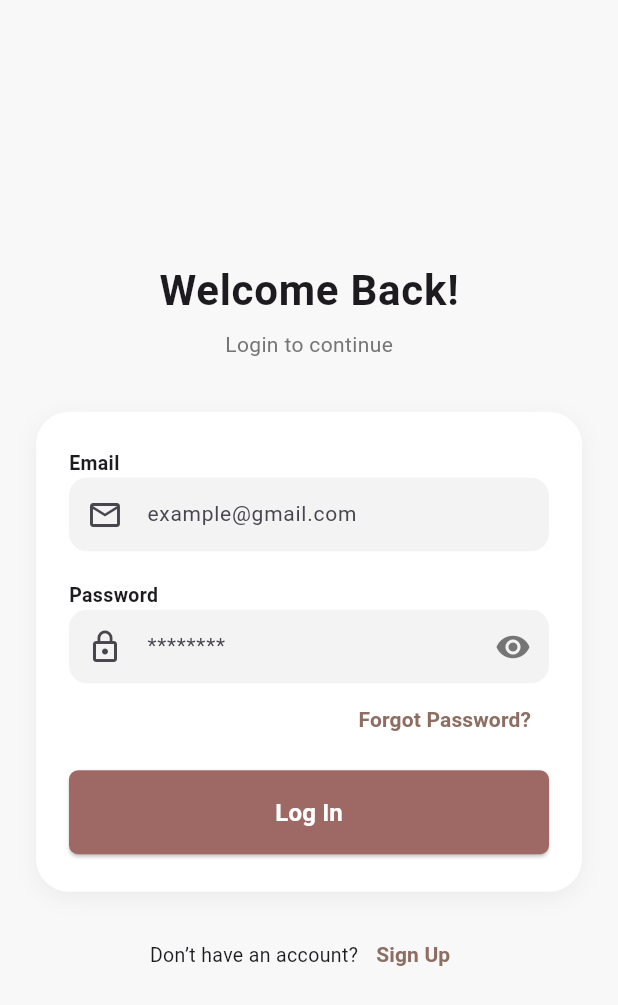
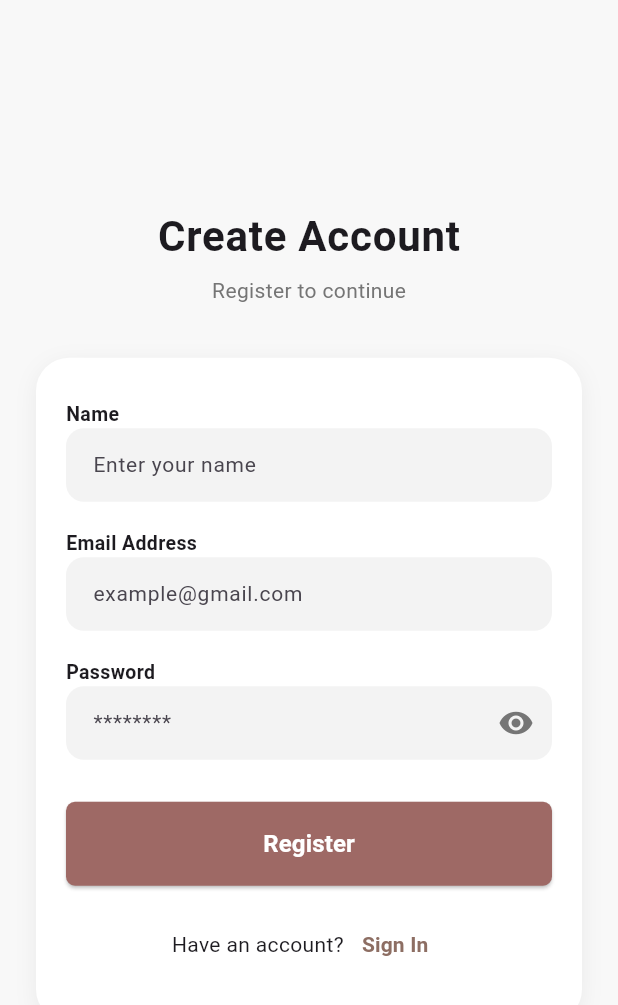
Before and after one commit to zahraakthh12/ppkd_zahra, a Flutter app: the screen it shows after launch, on a phone screen of 412 x 824 dp. Shown: the top 1005 px of the screen. Run offline on Flutter 3.47's test engine with Material 3 defaults, Android fonts, the phone set to English and light mode, and no system bars; our stand-ins replace cloud_firestore, curved_navigation_bar, delightful_toast, firebase_auth, firebase_core, fluttertoast and 2 more; accounts and stored records are empty.

Commit message:
Day 39 - Firebase

```diff
--- a/lib/Tugas6Flutter/app_color.dart
+++ b/lib/Tugas6Flutter/app_color.dart
@@ -7,4 +7,20 @@ class AppColor{
   static const Color whiteFF = Color(0xFFFFFFFF);
   static const Color greywh = Color(0xFFBEBEBE);
   static Color greywhh = const Color.fromARGB(255, 219, 218, 218);
+  static const Color black = Color(0xFF000000);
+  static const Color white = Color(0xFFFFFFFF);
+  static const Color bg1 = Color(0xFFC1A586);
+  static const Color bg2 = Color(0xFFDBC5B1);
+  static const Color bg3 = Color(0xFFEEE4DC);
+  static const Color bg4 = Color(0xFFE0D2C3);
+  static const Color shape1 = Color(0xFFCDE1D5);
+  static const Color shape2 = Color(0xFFE2D6E8);
+  static const Color shape3 = Color(0xFFF2D2EB);
+  static const Color shape4 = Color(0xFF6F353D);
+  static const Color shape5 = Color(0xFF965666);
+  static const Color shape6 = Color(0xFFA69786);
+  static const Color shape7 = Color(0xFFEEECDA); // hijau
+  static const Color shape8 = Color(0xFFD9D9D9); // profil hewan
+  static const Color shape9 = Color(0xFFFAF5F5);
+  static const Color text1 = Color(0xFF5D0F1A);
 }
--- /dev/null
+++ b/lib/day_39/models/user_firebase_model.dart
@@ -0,0 +1,42 @@
+import 'dart:convert';
+
+// ignore_for_file: public_member_api_docs, sort_constructors_first
+class UserFirebaseModel {
+  String? uid;
+  String? name;
+  String? email;
+  String? createdAt;
+  String? updateAt;
+  UserFirebaseModel({
+    this.uid,
+    this.name,
+    this.email,
+    this.createdAt,
+    this.updateAt,
+  });
+
+  Map<String, dynamic> toMap() {
+    return <String, dynamic>{
+      'uid': uid,
+      'name': name,
+      'email': email,
+      'createdAt': createdAt,
+      'updateAt': updateAt,
+    };
+  }
+
+  factory UserFirebaseModel.fromMap(Map<String, dynamic> map) {
+    return UserFirebaseModel(
+      uid: map['uid'] != null ? map['uid'] as String : null,
+      name: map['name'] != null ? map['name'] as String : null,
+      email: map['email'] != null ? map['email'] as String : null,
+      createdAt: map['createdAt'] != null ? map['createdAt'] as String : null,
+      updateAt: map['updateAt'] != null ? map['updateAt'] as String : null,
+    );
+  }
+
+  String toJson() => json.encode(toMap());
+
+  factory UserFirebaseModel.fromJson(String source) =>
+      UserFirebaseModel.fromMap(json.decode(source) as Map<String, dynamic>);
+}
--- /dev/null
+++ b/lib/day_39/service/firebase.dart
@@ -0,0 +1,57 @@
+import 'package:cloud_firestore/cloud_firestore.dart';
+import 'package:firebase_auth/firebase_auth.dart';
+import 'package:ppkd_zahra/Day_39/models/user_firebase_model.dart';
+
+class FirebaseService {
+  static final FirebaseAuth auth = FirebaseAuth.instance;
+  static final FirebaseFirestore firestore = FirebaseFirestore.instance;
+
+  static Future<UserFirebaseModel> registerUser({
+    required String email,
+    required String name,
+    required String password,
+  }) async {
+    final cred = await auth.createUserWithEmailAndPassword(
+      email: email,
+      password: password,
+    );
+    final user = cred.user!;
+    final model = UserFirebaseModel(
+      uid: user.uid,
+      name: name,
+      email: email,
+      createdAt: DateTime.now().toIso8601String(),
+      updateAt: DateTime.now().toIso8601String(),
+    );
+    await firestore.collection('users').doc(user.uid).set(model.toMap());
+    return model;
+  }
+
+  static Future<UserFirebaseModel?> loginUser({
+    required String email,
+    required String password,
+  }) async {
+    try {
+      final cred = await auth.signInWithEmailAndPassword(
+        email: email,
+        password: password,
+      );
+      final user = cred.user;
+      if (user == null) return null;
+      final snap = await firestore.collection('users').doc(user.uid).get();
+      if (!snap.exists) return null;
+      return UserFirebaseModel.fromMap({'uid': user.uid, ...snap.data()!});
+    } on FirebaseAuthException catch (e) {
+      // handle credential error → return null, biar UI bisa "Email/password salah"
+      if (e.code == 'invalid-credential' ||
+          e.code == 'wrong-password' ||
+          e.code == 'user-not-found') {
+        return null;
+      }
+
+      // kalau error lain (network, too-many-requests, dll) boleh kamu log
+      print('FirebaseAuthException: ${e.code} - ${e.message}');
+      rethrow; // biar ketauan saat debug
+    }
+  }
+}
--- /dev/null
+++ b/lib/day_39/views/register_screen.dart
@@ -0,0 +1,250 @@
+import 'package:flutter/material.dart';
+import 'package:fluttertoast/fluttertoast.dart';
+import 'package:ppkd_zahra/Day_39/models/user_firebase_model.dart';
+import 'package:ppkd_zahra/Tugas15Flutter/extensions/navigation.dart';
+import 'package:ppkd_zahra/Tugas15Flutter/models/regist_model.dart';
+import 'package:ppkd_zahra/Tugas15Flutter/preferences/preference_handler.dart';
+import 'package:ppkd_zahra/Tugas15Flutter/service/api.dart';
+
+import 'package:ppkd_zahra/Tugas15Flutter/widgets/login_button.dart';
+import 'package:ppkd_zahra/day_39/service/firebase.dart';
+import 'package:ppkd_zahra/day_39/views/login_screen.dart';
+
+class RegisterScreenDay33 extends StatefulWidget {
+  const RegisterScreenDay33({super.key});
+  static const id = "/register_day33";
+
+  @override
+  State<RegisterScreenDay33> createState() => _RegisterScreenDay33State();
+}
+
+class _RegisterScreenDay33State extends State<RegisterScreenDay33> {
+  final emailController = TextEditingController();
+  final passwordController = TextEditingController();
+  final nameController = TextEditingController();
+
+  bool isVisibility = false;
+  bool isLoading = false;
+
+  UserFirebaseModel user = UserFirebaseModel();
+  final _formKey = GlobalKey<FormState>();
+
+  @override
+  Widget build(BuildContext context) {
+    return Scaffold(
+      backgroundColor: const Color(0xffF8F8F8),
+      body: SafeArea(
+        child: Center(
+          child: SingleChildScrollView(
+            child: Padding(
+              padding: const EdgeInsets.symmetric(horizontal: 24),
+              child: Column(
+                children: [
+                  const SizedBox(height: 20),
+
+                  /// --- TITLE ---
+                  const Text(
+                    "Create Account",
+                    style: TextStyle(
+                      fontSize: 28,
+                      fontWeight: FontWeight.w700,
+                      letterSpacing: 0.5,
+                    ),
+                  ),
+                  const SizedBox(height: 6),
+                  Text(
+                    "Register to continue",
+                    style: TextStyle(fontSize: 14, color: Colors.grey.shade600),
+                  ),
+                  const SizedBox(height: 35),
+
+                  /// --- CARD REGISTER ---
+                  Container(
+                    padding: const EdgeInsets.symmetric(
+                      vertical: 28,
+                      horizontal: 20,
+                    ),
+                    decoration: BoxDecoration(
+                      color: Colors.white,
+                      borderRadius: BorderRadius.circular(22),
+                      boxShadow: [
+                        BoxShadow(
+                          color: Colors.black.withOpacity(0.06),
+                          blurRadius: 12,
+                          offset: const Offset(0, 4),
+                        ),
+                      ],
+                    ),
+                    child: Form(
+                      key: _formKey,
+                      child: Column(
+                        children: [
+                          buildTitle("Name"),
+                          buildInput(
+                            controller: nameController,
+                            hint: "Enter your name",
+                            validator: (value) {
+                              if (value == null || value.isEmpty) {
+                                return "Name tidak boleh kosong";
+                              }
+                              return null;
+                            },
+                          ),
+
+                          const SizedBox(height: 18),
+
+                          buildTitle("Email Address"),
+                          buildInput(
+                            controller: emailController,
+                            hint: "example@gmail.com",
+                            validator: (value) {
+                              if (value == null || value.isEmpty) {
+                                return "Email tidak boleh kosong";
+                              }
+                              if (!value.contains("@")) {
+                                return "Email tidak valid";
+                              }
+                              if (!RegExp(
+                                r"^[a-zA-Z0-9_.+-]+@[a-zA-Z0-9-]+\.[a-zA-Z0-9-.]+$",
+                              ).hasMatch(value)) {
+                                return "Format Email tidak valid";
+                              }
+                              return null;
+                            },
+                          ),
+
+                          const SizedBox(height: 18),
+
+                          buildTitle("Password"),
+                          buildInput(
+                            controller: passwordController,
+                            hint: "********",
+                            isPassword: true,
+                            validator: (value) {
+                              if (value == null || value.isEmpty) {
+                                return "Password tidak boleh kosong";
+                              }
+                              if (value.length < 6) {
+                                return "Password minimal 6 karakter";
+                              }
+                              return null;
+                            },
+                          ),
+
+                          const SizedBox(height: 28),
+
+                          /// --- REGISTER BUTTON ---
+                          LoginButton(
+                            text: "Register",
+                            isLoading: isLoading,
+                            onPressed: registerUser,
+                          ),
+
+                          const SizedBox(height: 15),
+
+                          /// --- ALREADY HAVE ACCOUNT ---
+                          Row(
+                            mainAxisAlignment: MainAxisAlignment.center,
+                            children: [
+                              const Text("Have an account?"),
+                              TextButton(
+                                onPressed: () => Navigator.pop(context),
+                                child: Text(
+                                  "Sign In",
+                                  style: TextStyle(
+                                    fontWeight: FontWeight.bold,
+                                    color: Colors.brown.shade400,
+                                  ),
+                                ),
+                              ),
+                            ],
+                          ),
+                        ],
+                      ),
+                    ),
+                  ),
+                  const SizedBox(height: 25),
+                ],
+              ),
+            ),
+          ),
+        ),
+      ),
+    );
+  }
+
+  /// REGISTER LOGIC
+  registerUser() async {
+    if (!_formKey.currentState!.validate()) {
+      return;
+    }
+
+    setState(() => isLoading = true);
+
+    try {
+      final result = await FirebaseService.registerUser(
+        email: emailController.text,
+        name: nameController.text,
+        password: passwordController.text,
+      );
+
+      user = result;
+      PreferenceHandler.saveToken(user.uid!);
+
+      setState(() => isLoading = false);
+
+      context.pushReplacement(LoginScreenDay33());
+    } catch (e) {
+      setState(() => isLoading = false);
+      Fluttertoast.showToast(msg: e.toString());
+    }
+  }
+
+  /// --- UI ELEMENTS ---
+
+  Widget buildTitle(String label) {
+    return Align(
+      alignment: Alignment.centerLeft,
+      child: Text(
+        label,
+        style: const TextStyle(fontSize: 13, fontWeight: FontWeight.w600),
+      ),
+    );
+  }
+
+  Widget buildInput({
+    required TextEditingController controller,
+    required String hint,
+    bool isPassword = false,
+    String? Function(String?)? validator,
+  }) {
+    return TextFormField(
+      controller: controller,
+      validator: validator,
+      obscureText: isPassword ? !isVisibility : false,
+      style: const TextStyle(fontSize: 14),
+      decoration: InputDecoration(
+        hintText: hint,
+        filled: true,
+        fillColor: const Color(0xffF3F3F3),
+        contentPadding: const EdgeInsets.symmetric(
+          vertical: 14,
+          horizontal: 14,
+        ),
+        border: OutlineInputBorder(
+          borderRadius: BorderRadius.circular(12),
+          borderSide: BorderSide.none,
+        ),
+        suffixIcon: isPassword
+            ? IconButton(
+                icon: Icon(
+                  isVisibility ? Icons.visibility_off : Icons.visibility,
+                  color: Colors.grey.shade600,
+                ),
+                onPressed: () => setState(() => isVisibility = !isVisibility),
+              )
+            : null,
+      ),
+    );
+  }
+}
--- a/lib/main.dart
+++ b/lib/main.dart
@@ -6,11 +6,11 @@ import 'package:ppkd_zahra/Tugas14Flutter/views/houseselected.dart';
 import 'package:ppkd_zahra/Tugas14Flutter/views/splash_screen_hp.dart';
 import 'package:ppkd_zahra/Tugas15Flutter/views/splash_screen.dart';
 import 'package:ppkd_zahra/Tugas6Flutter/home_screen.dart';
+import 'package:ppkd_zahra/day_39/views/register_screen.dart';
 import 'package:ppkd_zahra/firebase_options.dart';
 
-
-
 void main() async {
+  WidgetsFlutterBinding.ensureInitialized();
   await initializeDateFormatting('id_ID', null);
   await Firebase.initializeApp(options: DefaultFirebaseOptions.currentPlatform);
   runApp(const MyApp());
@@ -43,7 +43,7 @@ class MyApp extends StatelessWidget {
         // tested with just a hot reload.
         colorScheme: ColorScheme.fromSeed(seedColor: Colors.deepPurple),
       ),
-      home: SplashScreenDay33(),
+      home: RegisterScreenDay33(),
     );
   }
 }
```
Also changed, not shown: lib/day_39/views/login_screen.dart (added, +284 -0 lines).
